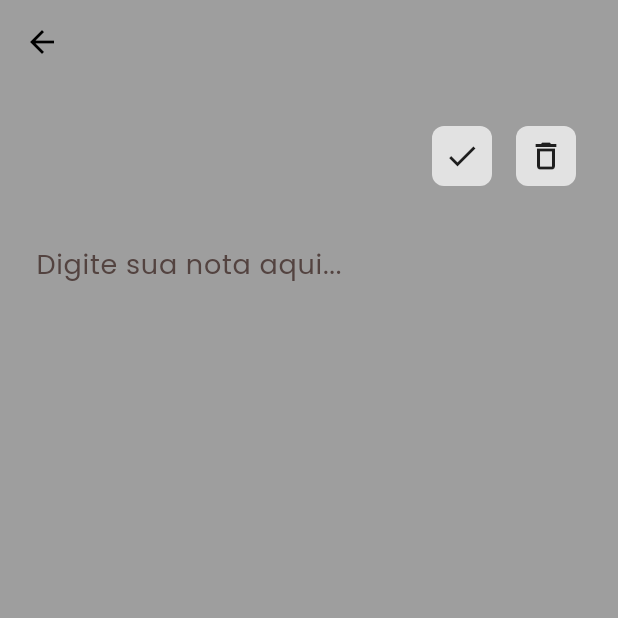
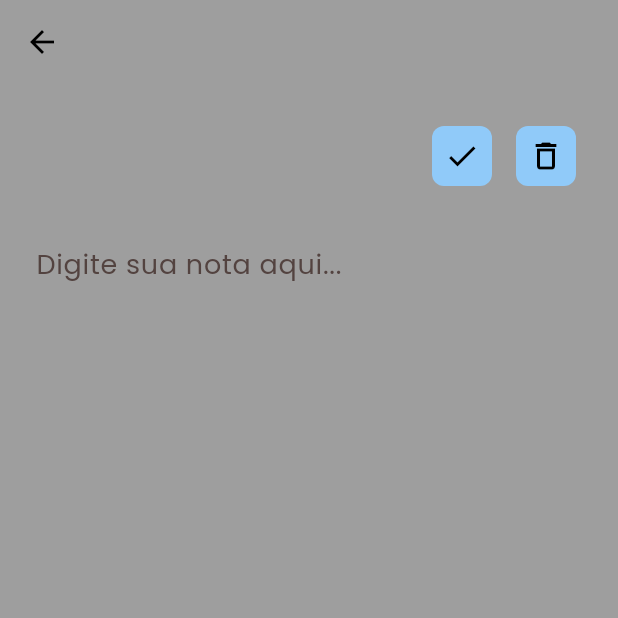
Before and after one commit to IagoAntunes/NotasApp, a Flutter app: the NoteDetailScreen screen opened directly with empty values, after a tap on the "edit" icon, on a phone screen of 412 x 824 dp, the top half of it. Run offline on Flutter 3.47's test engine with Material 3 defaults, Android fonts, the phone set to English and light mode, and no system bars; our stand-ins replace cloud_firestore, dartz, firebase_auth, firebase_core, flutter_mobx, flutter_svg and 4 more; accounts and stored records are empty; generated files the repository leaves out were written again.

Commit message:
feat: Introduce AppNoteColors for dynamic note color management across screens

```diff
--- /dev/null
+++ b/lib/core/styles/app_note_color.dart
@@ -0,0 +1,44 @@
+import 'package:flutter/material.dart';
+
+class NoteColor {
+  final Color base;
+  final Color darker;
+
+  const NoteColor({
+    required this.base,
+    required this.darker,
+  });
+}
+
+class AppNoteColors {
+  static const List<NoteColor> colors = [
+    NoteColor(
+      base: Color(0xFFE3F2FD),
+      darker: Color(0xFF90CAF9),
+    ),
+    NoteColor(
+      base: Color(0xFFFFEBEE),
+      darker: Color(0xFFEF9A9A),
+    ),
+    NoteColor(
+      base: Color(0xFFE8F5E9),
+      darker: Color(0xFFA5D6A7),
+    ),
+    NoteColor(
+      base: Color(0xFFFFECB3),
+      darker: Color(0xFFFFCA28),
+    ),
+    NoteColor(
+      base: Color(0xFFF3E5F5),
+      darker: Color(0xFFCE93D8),
+    ),
+    NoteColor(
+      base: Color(0xFFFFFDE7),
+      darker: Color(0xFFFFF59D),
+    ),
+  ];
+
+  static NoteColor getColor(int index) {
+    return colors[index % colors.length];
+  }
+}
--- a/lib/src/home/presentation/container/home_container.dart
+++ b/lib/src/home/presentation/container/home_container.dart
@@ -3,6 +3,7 @@ import 'package:flutter_mobx/flutter_mobx.dart';
 import 'package:go_router/go_router.dart';
 import 'package:notes_app/core/di/injector.dart';
 import 'package:notes_app/core/router/routes.dart';
+import 'package:notes_app/core/styles/app_note_color.dart';
 import 'package:notes_app/src/home/presentation/controller/home_controller.dart';
 import 'package:notes_app/src/home/presentation/states/home_state.dart';
 import '../../../../core/mobx/mobx_listener.dart';
@@ -59,12 +60,11 @@ class _HomeContainerState extends State<HomeContainer> {
               }
             },
             onTapCreateNote: () async {
-              final color = const Color(0xFFFFFDE7);
               final result = await context.push<bool?>(AppRoutes.noteDetails, extra: {
                 'title': 'Nova Nota',
                 'content': '',
-                'backgroundColor': color,
-                'index': -1,
+                'backgroundColor': AppNoteColors.getColor((controller.state as HomeComplete).notes.length).base,
+                'index': (controller.state as HomeComplete).notes.length,
                 'creating': true,
               });
 
--- a/lib/src/home/presentation/screens/home_screen.dart
+++ b/lib/src/home/presentation/screens/home_screen.dart
@@ -1,6 +1,7 @@
 import 'package:flutter/material.dart';
 import 'package:flutter_staggered_grid_view/flutter_staggered_grid_view.dart';
 import 'package:flutter_svg/flutter_svg.dart';
+import 'package:notes_app/core/styles/app_note_color.dart';
 import 'package:notes_app/src/home/domain/models/note_model.dart';
 import '../../../../core/styles/app_colors.dart';
 import '../../../../core/utils/app_images.dart';
@@ -25,15 +26,6 @@ class HomeScreen extends StatelessWidget {
 
   final List<NoteModel> notes;
   final bool isLoading;
-
-  final List<Color> cardColors = [
-    Color(0xFFE3F2FD),
-    Color(0xFFFFEBEE),
-    Color(0xFFE8F5E9),
-    Color(0xFFFFF3E0),
-    Color(0xFFF3E5F5),
-    Color(0xFFFFFDE7),
-  ];
 
   @override
   Widget build(BuildContext context) {
@@ -143,7 +135,7 @@ class HomeScreen extends StatelessWidget {
                   crossAxisSpacing: 8,
                   itemCount: notes.length,
                   itemBuilder: (context, index) {
-                    final noteColor = cardColors[index % cardColors.length];
+                    final noteColor = AppNoteColors.colors[index % AppNoteColors.colors.length].base;
                     final noteTitle = "Nota ${index + 1}";
 
                     return GestureDetector(
--- a/lib/src/home/presentation/screens/note_details_screen.dart
+++ b/lib/src/home/presentation/screens/note_details_screen.dart
@@ -1,4 +1,5 @@
 import 'package:flutter/material.dart';
+import 'package:notes_app/core/styles/app_note_color.dart';
 
 class NoteDetailScreen extends StatefulWidget {
   final String title;
@@ -78,8 +79,8 @@ class _NoteDetailScreenState extends State<NoteDetailScreen> {
                           shape: RoundedRectangleBorder(
                             borderRadius: BorderRadius.circular(8),
                           ),
-                          backgroundColor: Colors.white70,
-                          foregroundColor: Colors.black87,
+                          backgroundColor: AppNoteColors.getColor(widget.index).darker,
+                          foregroundColor: Colors.black,
                         ),
                         onPressed: () {
                           if (_isEditing) {
@@ -99,8 +100,8 @@ class _NoteDetailScreenState extends State<NoteDetailScreen> {
                             shape: RoundedRectangleBorder(
                               borderRadius: BorderRadius.circular(8),
                             ),
-                            backgroundColor: Colors.white70,
-                            foregroundColor: Colors.black87,
+                            backgroundColor: AppNoteColors.getColor(widget.index).darker,
+                            foregroundColor: Colors.black,
                           ),
                           onPressed: widget.onDelete,
                           icon: const Icon(Icons.delete_outline),
```
